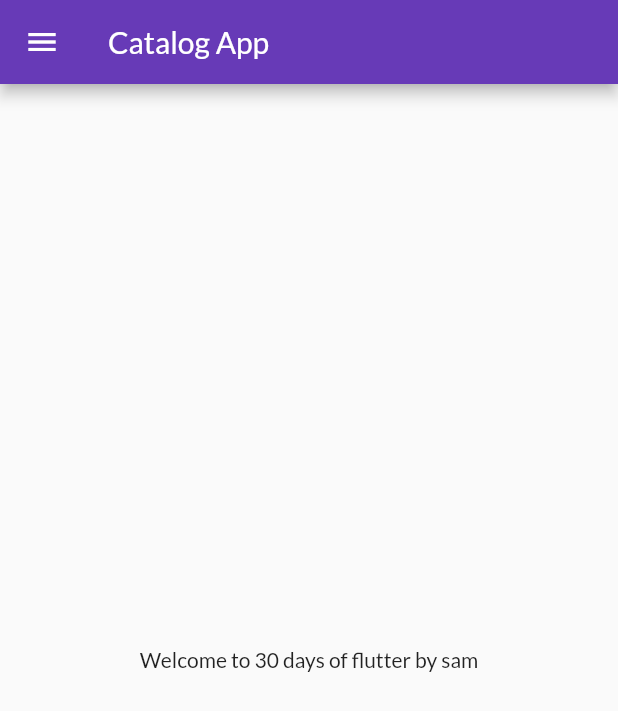
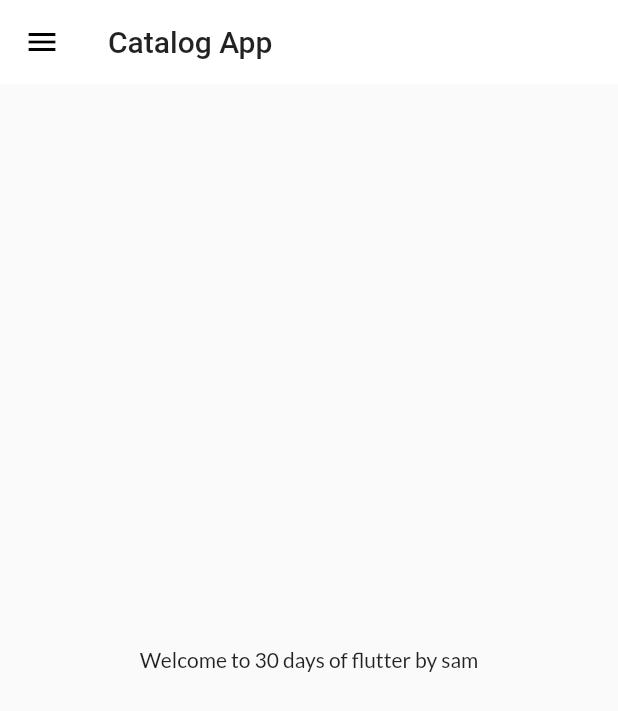
Before and after one commit to mohdsalmanp8666/30DaysOfFlutter, a Flutter app: the screen it shows after launch, on a phone screen of 412 x 824 dp. Shown: the top 711 px of the screen. Run offline on Flutter 3.47's test engine with Material 2 defaults, Android fonts, the phone set to English and light mode, and no system bars; our stand-ins replace google_fonts.

Commit message:
Themes Extracted

```diff
--- a/lib/main.dart
+++ b/lib/main.dart
@@ -1,6 +1,7 @@
 import 'package:flutter/material.dart';
 import 'package:flutter_catalog/utils/routes.dart';
-import 'package:google_fonts/google_fonts.dart';
+import 'package:flutter_catalog/widgets/themes.dart';
+
 import 'package:flutter_catalog/pages/home_page.dart';
 import 'package:flutter_catalog/pages/login_page.dart';
 
@@ -14,15 +15,8 @@ class MyApp extends StatelessWidget {
     return MaterialApp(
       debugShowCheckedModeBanner: false,
       themeMode: ThemeMode.light,
-      theme: ThemeData(
-        fontFamily: GoogleFonts.lato().fontFamily,
-        primarySwatch: Colors.deepPurple,
-        // primarySwatch: Colors.deepPurple,
-      ),
-      darkTheme: ThemeData(
-        brightness: Brightness.dark,
-      ),
-      // home: LoginPage(),
+      theme: MyTheme.lightTheme(context),
+      darkTheme: MyTheme.darkTheme(context),
       initialRoute: MyRoutes.homeRoute,
       routes: {
         "/": (context) => HomePage(),
--- /dev/null
+++ b/lib/widgets/themes.dart
@@ -0,0 +1,21 @@
+import 'package:flutter/material.dart';
+import 'package:google_fonts/google_fonts.dart';
+
+class MyTheme {
+  static ThemeData lightTheme(BuildContext context) => ThemeData(
+        fontFamily: GoogleFonts.lato().fontFamily,
+        primarySwatch: Colors.deepPurple,
+        appBarTheme: AppBarTheme(
+          color: Colors.white,
+          elevation: 0.0,
+          iconTheme: IconThemeData(
+            color: Colors.black,
+          ),
+          textTheme: Theme.of(context).textTheme,
+        ),
+      );
+
+  static ThemeData darkTheme(BuildContext context) => ThemeData(
+        brightness: Brightness.dark,
+      );
+}
```
